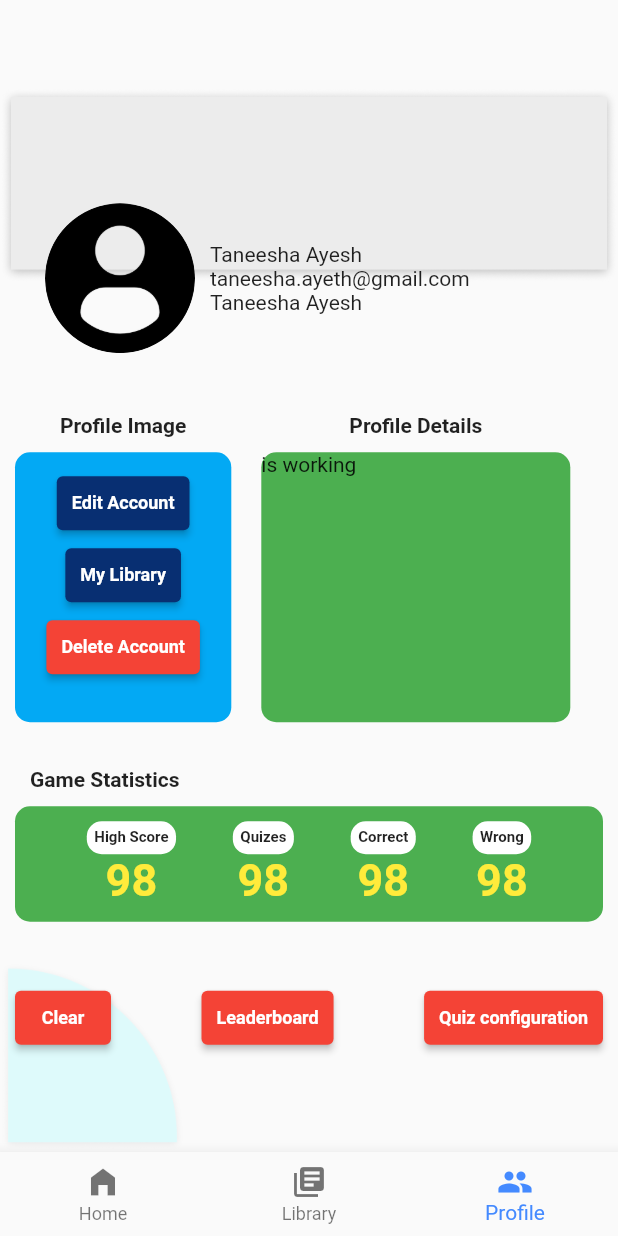
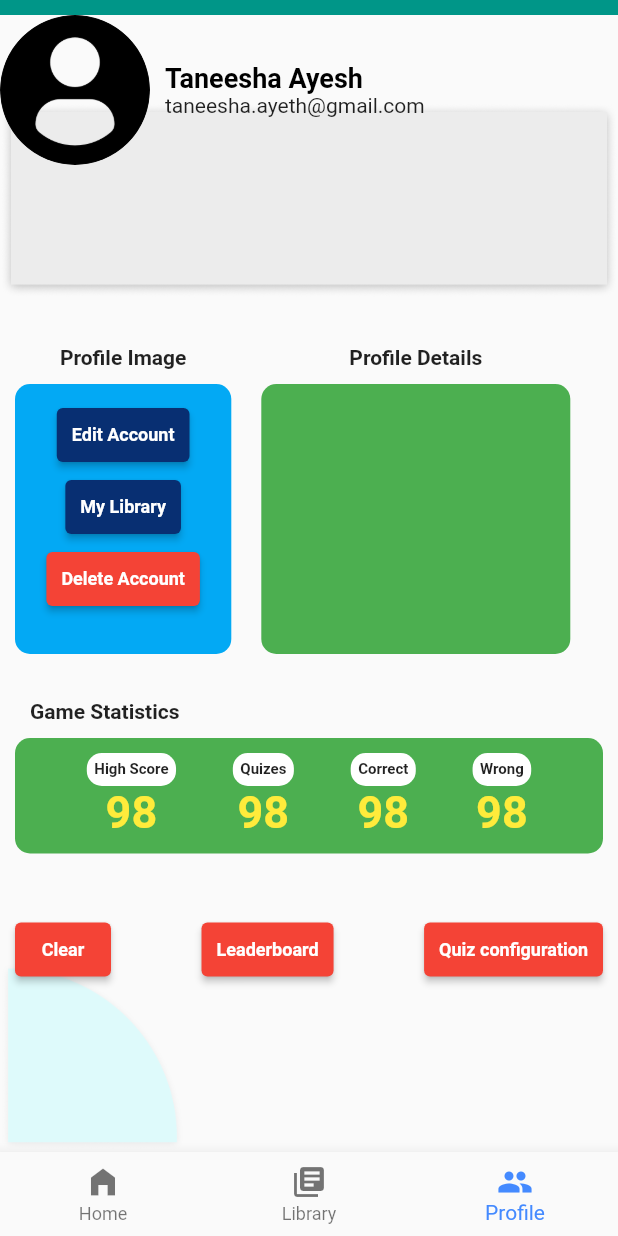
Before and after one commit to taneesha97/ctse_flutter_assignment, a Flutter app: the screen it shows after launch, item 3 of the bottom bar chosen, on a phone screen of 412 x 824 dp. Run offline on Flutter 3.47's test engine with Material 2 defaults, Android fonts, the phone set to English and light mode, and no system bars; our stand-ins replace audioplayers, cloud_firestore, firebase_auth, firebase_core, firebase_database, flutter_colorpicker and 6 more; missing offline and left inert: reviews_slider; accounts and stored records are empty; Roboto replaces fonts that are missing (Montserrat).

Commit message:
Profile Image Updates Made.

```diff
--- a/lib/screens/profile_ui.dart
+++ b/lib/screens/profile_ui.dart
@@ -1,9 +1,8 @@
 import 'package:ctse_assignment_1/components/profile/background.dart';
 import 'package:ctse_assignment_1/screens/leader_board.dart';
 import 'package:ctse_assignment_1/screens/quice_configuration_screen.dart';
-import 'package:ctse_assignment_1/screens/quize_list.dart';
 import 'package:flutter/material.dart';
-
+import '../styles.dart';
 import 'movie_library_list.dart';
 
 class ProfileUI extends StatefulWidget {
@@ -19,18 +18,17 @@ class _ProfileUIState extends State<ProfileUI> {
     Size size = MediaQuery.of(context).size;
 
     return Scaffold(
+        appBar: AppBar(
+          backgroundColor: Colors.teal,
+          elevation: 0,
+          toolbarHeight: 10,
+        ),
         body: Background(
-      child: SingleChildScrollView(
-        child: Column(mainAxisAlignment: MainAxisAlignment.start, children: [
-          SizedBox(
-            height: 80,
-          ),
+      child: Column(
+        children: [
           Row(
             mainAxisAlignment: MainAxisAlignment.start,
             children: [
-              const SizedBox(
-                width: 30,
-              ),
               Container(
                 width: 100,
                 height: 100,
@@ -49,13 +47,18 @@ class _ProfileUIState extends State<ProfileUI> {
               Column(
                 mainAxisAlignment: MainAxisAlignment.start,
                 crossAxisAlignment: CrossAxisAlignment.start,
-                children: const [
-                  Text('Taneesha Ayesh'),
+                children:  [
+                  Text('Taneesha Ayesh', style: Styles.smallCardHeader),
                   Text('taneesha.ayeth@gmail.com'),
-                  Text('Taneesha Ayesh'),
                 ],
               )
             ],
+          ),
+          Flexible(
+            child: SingleChildScrollView(
+              child: Column(mainAxisAlignment: MainAxisAlignment.start, children: [
+                SizedBox(
+                  height: 80,
                 ),
                 const SizedBox(
                   height: 40,
@@ -114,7 +117,7 @@ class _ProfileUIState extends State<ProfileUI> {
                                   ),
                                   child: ElevatedButton(
                                     style: ElevatedButton.styleFrom(
-                                primary: Color.fromARGB(
+                                      primary: const Color.fromARGB(
                                           255, 8, 47, 114), // background
                                       onPrimary: Colors.white,
                                       padding: const EdgeInsets.all(10.0),
@@ -178,7 +181,11 @@ class _ProfileUIState extends State<ProfileUI> {
                             color: Colors.green,
                             borderRadius: BorderRadius.all(Radius.circular(10.0)),
                           ),
-                    child: const Text('is working'),
+                          child: Column(
+                            children: [
+
+                            ],
+                          ),
                         ),
                       ],
                     ),
@@ -381,6 +388,9 @@ class _ProfileUIState extends State<ProfileUI> {
                 ),
               ]),
             ),
+          ),
+        ],
+      ),
     ));
   }
 }
```
Lines whose indentation alone changed are shown as unchanged.
